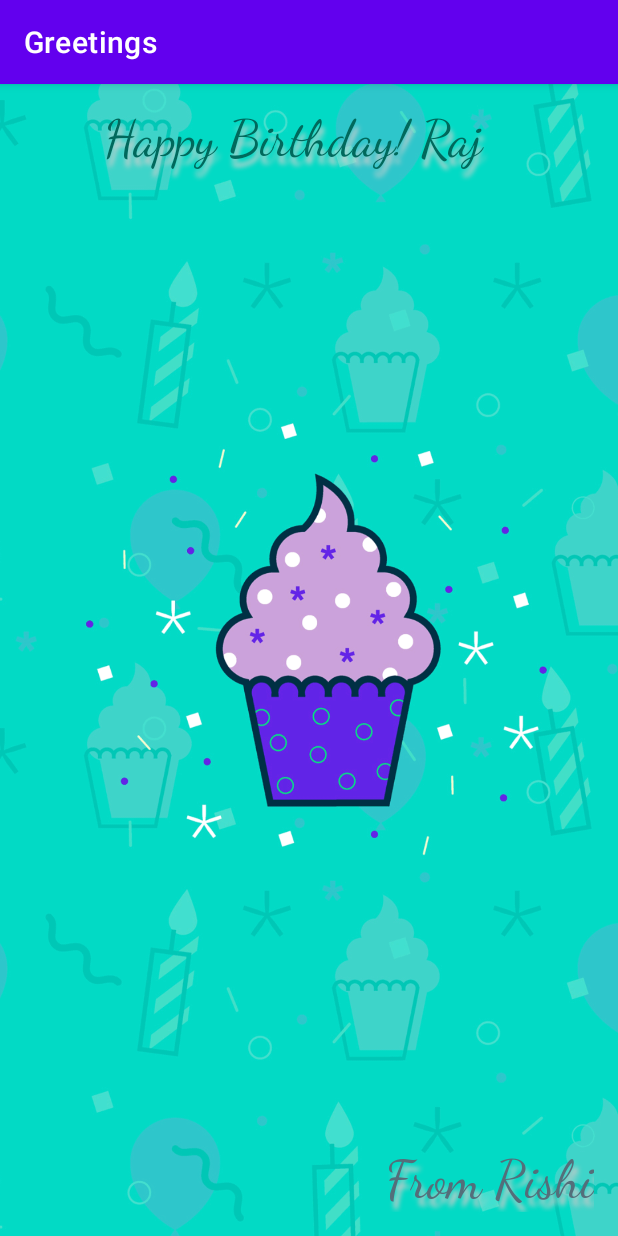
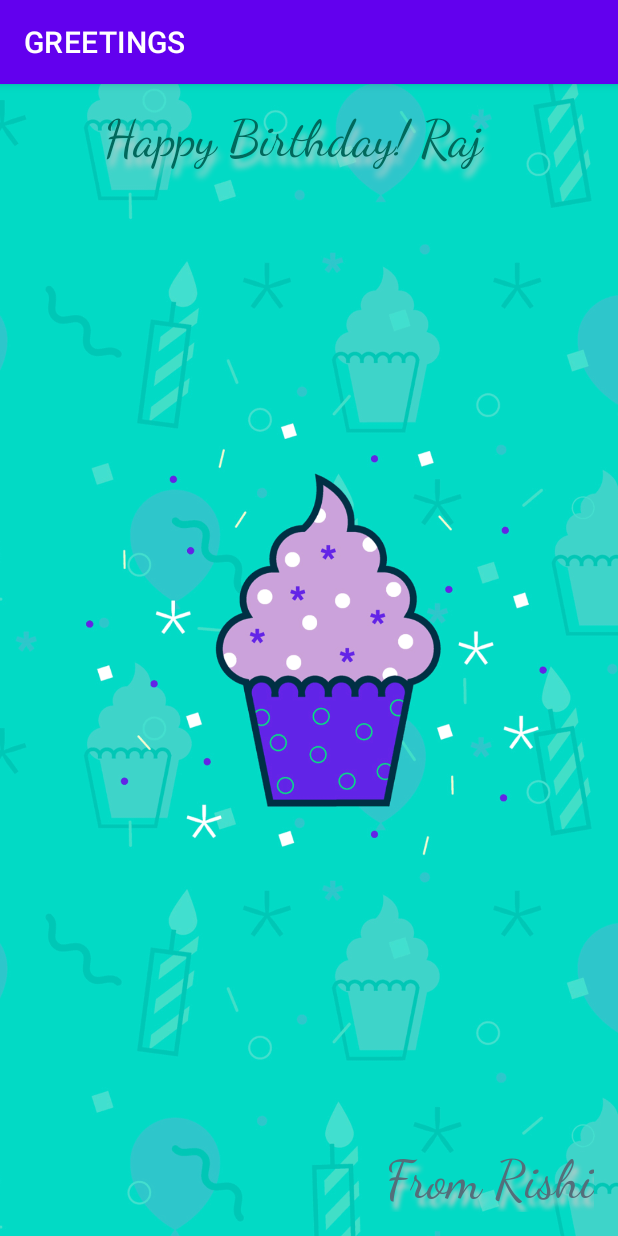
Before and after one commit to rishi2062/BIrthdayCard, an Android app: the screen it shows after launch (MainActivity), on a phone screen of 412 x 824 dp. Run offline under Robolectric (Android 15) with nearby library versions, the phone set to English and light mode, and no system bars.

Commit message:
Birthday_Card

```diff
--- a/app/src/main/res/layout/activity_main.xml
+++ b/app/src/main/res/layout/activity_main.xml
@@ -27,9 +27,9 @@
         android:layout_marginEnd="31dp"
         android:fontFamily="cursive"
         android:shadowColor="#DDCFCF"
-        android:shadowDx="2"
+        android:shadowDx="3"
         android:shadowDy="8"
-        android:shadowRadius="4"
+        android:shadowRadius="5"
         android:text="@string/happy_birthday_raj_text"
         android:textColor="#00695C"
         android:textSize="34sp"
--- a/app/src/main/res/values/strings.xml
+++ b/app/src/main/res/values/strings.xml
@@ -1,5 +1,5 @@
 <resources>
-    <string name="app_name">Greetings</string>
+    <string name="app_name">GREETINGS</string>
     <string name="todo_text">TODO</string>
     <string name="happy_birthday_raj_text">Happy Birthday! Raj</string>
     <string name="from_rishi_text">From Rishi</string>
```
